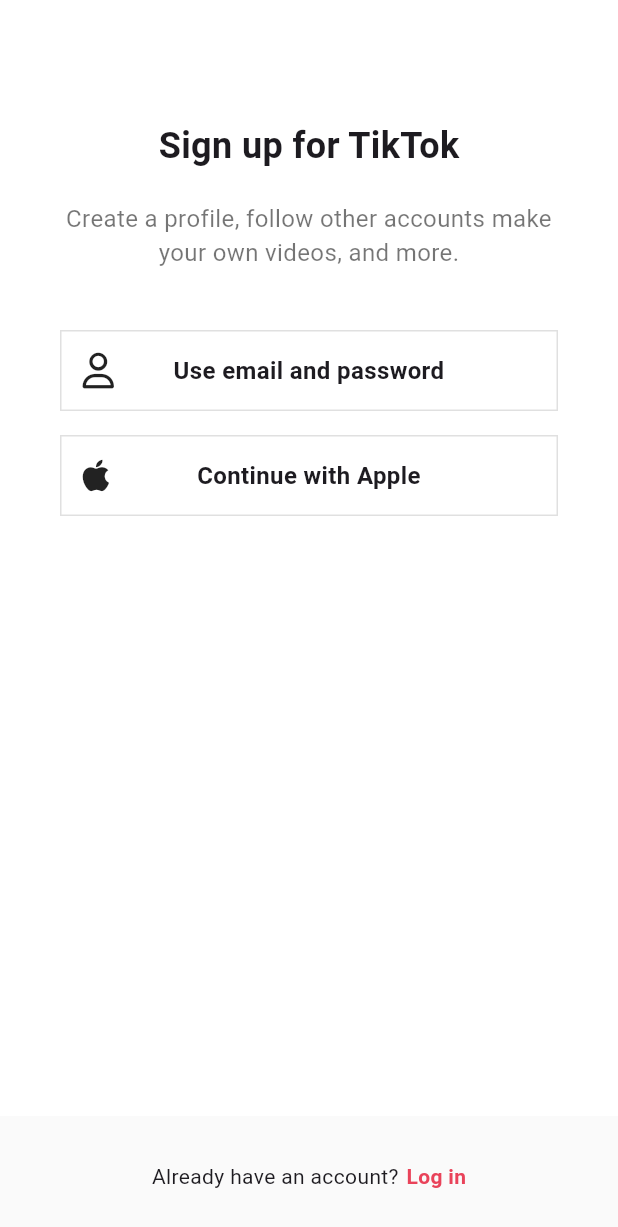
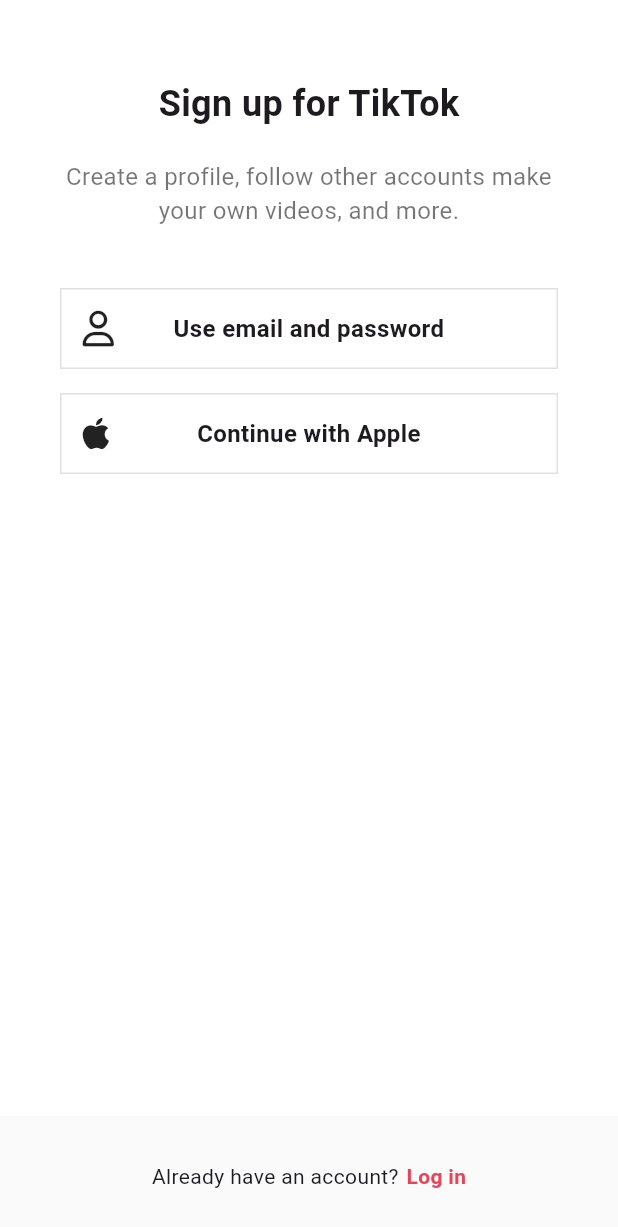
Before and after one commit to Parkil/tiktok_clone, a Flutter app: the SignUpScreen screen opened directly, on a phone screen of 412 x 824 dp. Shown: the top 1227 px of the screen. Run offline on Flutter 3.47's test engine with Material 3 defaults, Android fonts, the phone set to English and light mode, and no system bars; our stand-ins replace font_awesome_flutter, jiffy, readmore, video_player, visibility_detector; network calls fail.

Commit message:
mute on/off 구현, flutter web constraints / 반응형 웹 구현

```diff
--- a/lib/features/authentication/sign_up_screen.dart
+++ b/lib/features/authentication/sign_up_screen.dart
@@ -1,10 +1,10 @@
 import 'package:flutter/material.dart';
 import 'package:font_awesome_flutter/font_awesome_flutter.dart';
+import 'package:tiktok_clone/constants/gaps.dart';
+import 'package:tiktok_clone/constants/sizes.dart';
 import 'package:tiktok_clone/features/authentication/username_screen.dart';
 import 'package:tiktok_clone/features/authentication/widgets/auth_button.dart';
 
-import '../../constants/gaps.dart';
-import '../../constants/sizes.dart';
 import 'login_screen.dart';
 
 class SignUpScreen extends StatelessWidget {
@@ -25,54 +25,105 @@ class SignUpScreen extends StatelessWidget {
    */
   @override
   Widget build(BuildContext context) {
+    return OrientationBuilder(
+      builder: (context, orientation) {
         return Scaffold(
           body: SafeArea(
             child: Padding(
-          padding: const EdgeInsets.symmetric(horizontal: Sizes.size40),
+              padding: const EdgeInsets.symmetric(
+                horizontal: Sizes.size40,
+              ),
               child: Column(
                 children: [
-              Gaps.v80,
-              const Text("Sign up for TikTok",
+                  Gaps.v52,
+                  const Text(
+                    "Sign up for TikTok",
                     style: TextStyle(
-                      fontSize: Sizes.size24, fontWeight: FontWeight.w700)),
+                        fontSize: Sizes.size24, fontWeight: FontWeight.w700),
+                  ),
                   Gaps.v20,
                   const Text(
                     "Create a profile, follow other accounts make your own videos, and more.",
-                  style: TextStyle(fontSize: Sizes.size16, color: Colors.black54),
-                  textAlign: TextAlign.center),
+                    style: TextStyle(
+                      fontSize: Sizes.size16,
+                      color: Colors.black54,
+                    ),
+                    textAlign: TextAlign.center,
+                  ),
                   Gaps.v40,
+                  if (orientation == Orientation.portrait) ...[
                     AuthButton(
-                  icon: const FaIcon(FontAwesomeIcons.user),
-                  text: "Use email and password", onTap: _onUserNameTap),
+                      icon: const FaIcon(
+                        FontAwesomeIcons.user,
+                      ),
+                      text: "Use email and password",
+                      onTap: _onUserNameTap,
+                    ),
                     Gaps.v16,
                     const AuthButton(
-                  icon: FaIcon(FontAwesomeIcons.apple),
-                  text: "Continue with Apple"),
+                      icon: FaIcon(
+                        FontAwesomeIcons.apple,
+                      ),
+                      text: "Continue with Apple",
+                    ),
+                  ],
+                  if (orientation == Orientation.landscape)
+                    Row(
+                      children: [
+                        Expanded(
+                          child: AuthButton(
+                            icon: const FaIcon(
+                              FontAwesomeIcons.user,
+                            ),
+                            text: "Use email and password",
+                            onTap: _onUserNameTap,
+                          ),
+                        ),
+                        Gaps.h16,
+                        const Expanded(
+                          child: AuthButton(
+                            icon: FaIcon(
+                              FontAwesomeIcons.apple,
+                            ),
+                            text: "Continue with Apple",
+                          ),
+                        ),
                       ],
                     ),
-        )
+                ],
+              ),
+            ),
           ),
           bottomNavigationBar: BottomAppBar(
             color: Colors.grey.shade50,
             elevation: 2,
             child: Padding(
-          padding: const EdgeInsets.symmetric(vertical: Sizes.size16),
+              padding: const EdgeInsets.symmetric(
+                vertical: Sizes.size16,
+              ),
               child: Row(
                 mainAxisAlignment: MainAxisAlignment.center,
                 children: [
-              const Text("Already have an account?"),
+                  const Text(
+                    "Already have an account?",
+                  ),
                   Gaps.h5,
                   GestureDetector(
                     onTap: () => _onLoginTap(context),
-                child: Text("Log in",
+                    child: Text(
+                      "Log in",
                       style: TextStyle(
                         color: Theme.of(context).primaryColor,
-                        fontWeight: FontWeight.w600)),
+                        fontWeight: FontWeight.w600,
+                      ),
+                    ),
                   )
                 ],
               ),
             ),
           ),
         );
+      },
+    );
   }
 }
--- a/lib/features/main_navigation/main_navigation_screen.dart
+++ b/lib/features/main_navigation/main_navigation_screen.dart
@@ -16,7 +16,7 @@ class MainNavigationScreen extends StatefulWidget {
 }
 
 class _MainNavigationScreenState extends State<MainNavigationScreen> {
-  int _selectedIndex = 4;
+  int _selectedIndex = 1;
 
   void _onTap(int index) {
     setState(() {
```
Also changed, not shown: lib/constants/breakpoints.dart (added, +7 -0 lines), lib/constants/enum/width_breakpoint.dart (added, +30 -0 lines), lib/features/discover/discover_screen.dart (+31 -8 lines), lib/features/user/user_profile_screen.dart (+6 -1 lines), lib/features/video/widgets/video_post/video_post.dart (+53 -4 lines), lib/main.dart (+23 -9 lines). Lines whose indentation alone changed are shown as unchanged.
